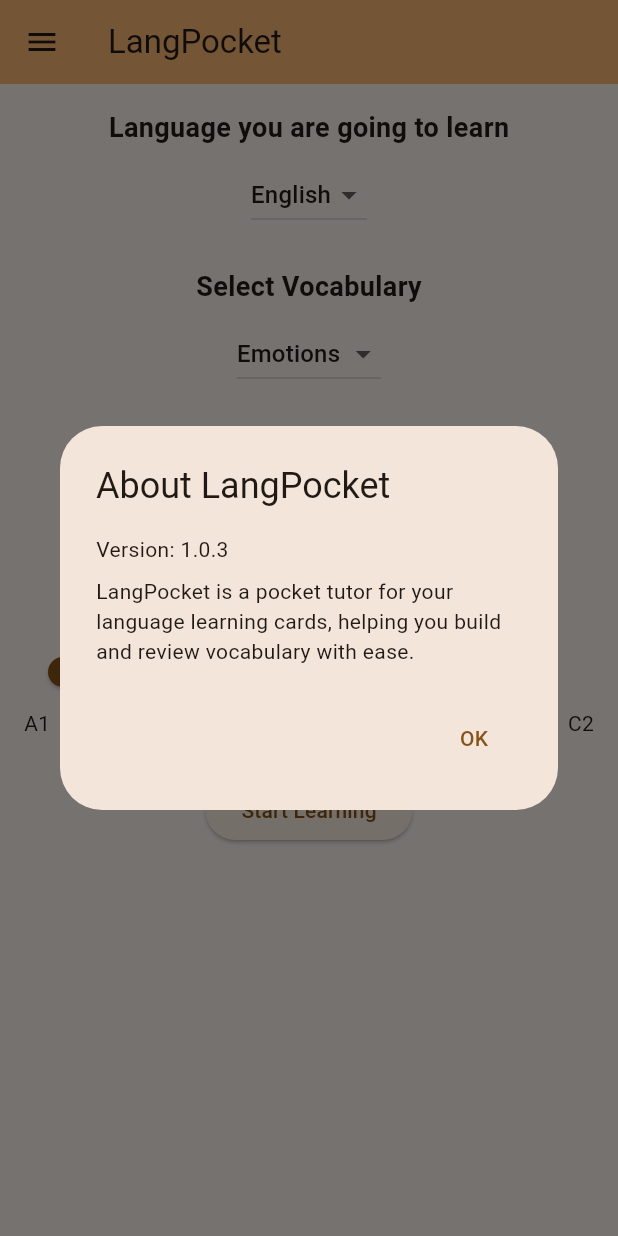
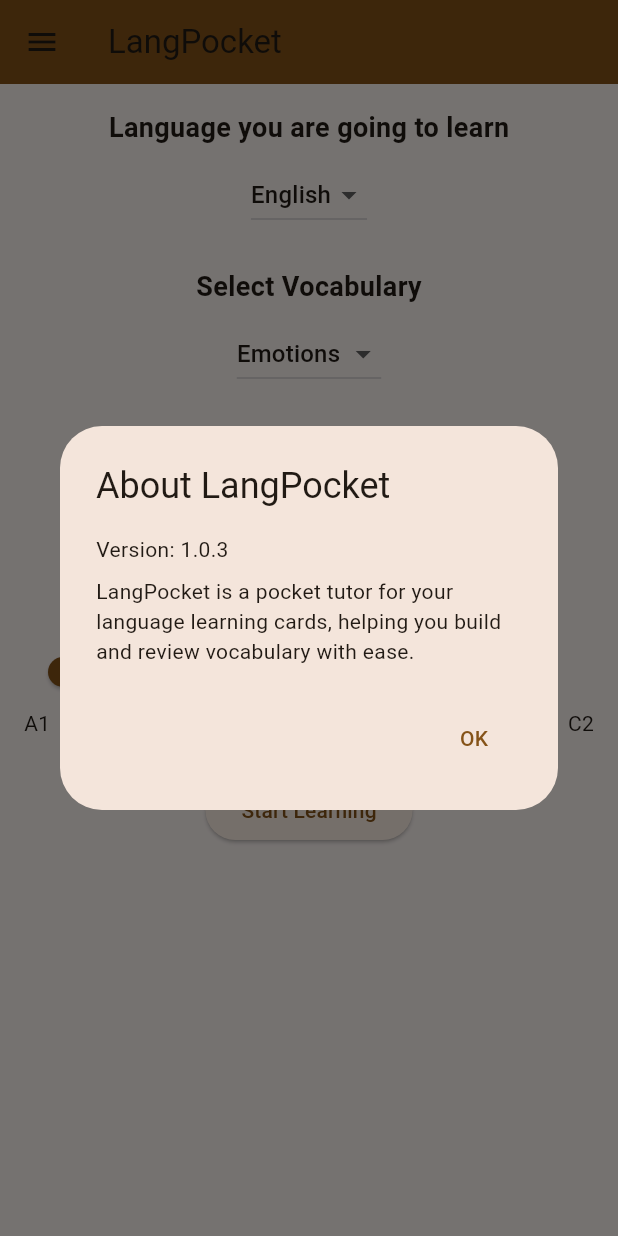
Before and after one commit to artemu78/LangPocket, a Flutter app: the screen it shows after launch, in the side drawer, after a tap on "About", on a phone screen of 412 x 824 dp. Run offline on Flutter 3.47's test engine with Material 3 defaults, Android fonts, the phone set to English and light mode, and no system bars; our stand-ins replace sqflite; accounts and stored records are empty.

Commit message:
feat: Implement common MainAppScaffold for consistent UI
I've refactored the application to use a common `MainAppScaffold` widget.
This ensures a consistent AppBar (with screen-specific titles) and Drawer (with "About" and "Error Logs" items) across different screens.

Here's what I did:

1.  **Created `lib/widgets/main_app_scaffold.dart`:**
    *   I defined a `MainAppScaffold` stateless widget that takes a `body` and `screenTitle`.
    *   This widget provides a `Scaffold` with a common `AppBar` and the application's standard `Drawer`.
    *   The `Drawer` includes navigation to the "Error Logs" screen and an "About" dialog.

2.  **Refactored `lib/main.dart` (`MyHomePage`):**
    *   `MyHomePage`'s `build` method now returns `MainAppScaffold`, passing its specific body content and screen title ("LangPocket").
    *   I removed the local `AppBar` and `Drawer` definitions from `MyHomePage`.

3.  **Refactored `lib/screens/error_logs_screen.dart` (`ErrorLogsScreen`):**
    *   `ErrorLogsScreen`'s `build` method now returns `MainAppScaffold`, passing its specific body content and screen title ("Error Logs").
    *   I removed the local `AppBar` definition from `ErrorLogsScreen`. The "Purge Logs" button, previously in its AppBar, is consequently removed from the AppBar for this screen. The purge functionality itself remains in the screen's state.

4.  **Context Verification:**
    *   I confirmed that the `BuildContext` used by the `Drawer` within `MainAppScaffold` is correctly scoped for navigation and dialog operations.

This change centralizes the main scaffold structure, improving UI consistency and maintainability.

```diff
--- a/lib/main.dart
+++ b/lib/main.dart
@@ -1,6 +1,7 @@
 import 'package:flutter/material.dart';
 import 'screen2_words_list.dart';
-import 'package:LangPocket/screens/error_logs_screen.dart'; // Added import
+import 'package:LangPocket/screens/error_logs_screen.dart';
+import 'package:LangPocket/widgets/main_app_scaffold.dart'; // Added import for MainAppScaffold
 import 'dart:convert';
 import 'database_helper.dart';
 import 'gemini_api_helper.dart';
@@ -139,79 +140,9 @@ class _MyHomePageState extends State<MyHomePage> {
     // The Flutter framework has been optimized to make rerunning build methods
     // fast, so that you can just rebuild anything that needs updating rather
     // than having to individually change instances of widgets.
-    return Scaffold(
-      appBar: AppBar(
-        // TRY THIS: Try changing the color here to a specific color (to
-        // Colors.amber, perhaps?) and trigger a hot reload to see the AppBar
-        // change color while the other colors stay the same.
-        backgroundColor: Theme.of(context).colorScheme.inversePrimary,
-        // Here we take the value from the MyHomePage object that was created by
-        // the App.build method, and use it to set our appbar title.title: const Text('LangPocket - pocket language tutor'),
-        title: const Text('LangPocket'), // Updated AppBar title
-      ),
-      drawer: Drawer(
-        child: ListView(
-          padding: EdgeInsets.zero,
-          children: <Widget>[
-            const DrawerHeader(
-              decoration: BoxDecoration(
-                color: Colors.blue, // Example color, can be themed
-              ),
-              child: Text(
-                'Menu',
-                style: TextStyle(
-                  color: Colors.white,
-                  fontSize: 24,
-                ),
-              ),
-            ),
-            ListTile(
-              leading: const Icon(Icons.info_outline),
-              title: const Text('About'),
-              onTap: () {
-                Navigator.pop(context); // Close the drawer
-                showDialog<void>(
-                  context: context,
-                  builder: (BuildContext dialogContext) {
-                    return AlertDialog(
-                      title: const Text('About LangPocket'),
-                      content: const SingleChildScrollView( // Use SingleChildScrollView if content might overflow
-                        child: ListBody(
-                          children: <Widget>[
-                            Text('Version: 1.0.3'), // Consider making this dynamic later if possible
-                            SizedBox(height: 8),
-                            Text('LangPocket is a pocket tutor for your language learning cards, helping you build and review vocabulary with ease.'),
-                          ],
-                        ),
-                      ),
-                      actions: <Widget>[
-                        TextButton(
-                          child: const Text('OK'),
-                          onPressed: () {
-                            Navigator.of(dialogContext).pop(); // Close the dialog
-                          },
-                        ),
-                      ],
-                    );
-                  },
-                );
-              },
-            ),
-            ListTile(
-              leading: const Icon(Icons.error_outline),
-              title: const Text('Error Logs'),
-              onTap: () {
-                Navigator.pop(context); // Close the drawer
-                Navigator.push(
-                  context,
-                  MaterialPageRoute(builder: (context) => const ErrorLogsScreen()),
-                );
-              },
-            ),
-          ],
-        ),
-      ),
-      body: Center(
+    return MainAppScaffold( // Replaced Scaffold with MainAppScaffold
+      screenTitle: 'LangPocket', // Passed screenTitle
+      body: Center( // Moved existing body content here
         child: Padding(
           padding: const EdgeInsets.all(16.0),
           child: Column(
--- a/lib/screens/error_logs_screen.dart
+++ b/lib/screens/error_logs_screen.dart
@@ -1,5 +1,6 @@
 import 'package:flutter/material.dart';
 import 'package:LangPocket/services/local_log_service.dart'; // Assuming project name LangPocket
+import 'package:LangPocket/widgets/main_app_scaffold.dart'; // Added import
 
 class ErrorLogsScreen extends StatefulWidget {
   const ErrorLogsScreen({super.key});
@@ -128,18 +129,12 @@ class _ErrorLogsScreenState extends State<ErrorLogsScreen> {
 
   @override
   Widget build(BuildContext context) {
-    return Scaffold(
-      appBar: AppBar(
-        title: const Text('Error Logs'),
-        actions: [
-          IconButton(
-            icon: const Icon(Icons.delete_forever),
-            tooltip: 'Purge All Logs',
-            onPressed: _purgeLogs,
-          ),
-        ],
-      ),
-      body: RefreshIndicator(
+    // The IconButton for purging logs that was in the AppBar is removed with the old AppBar.
+    // The _purgeLogs function is still part of the state, but not directly callable from the AppBar anymore.
+    // We might add a button for it in the body later if needed.
+    return MainAppScaffold( // Replaced Scaffold
+      screenTitle: 'Error Logs', // Passed screenTitle
+      body: RefreshIndicator( // Passed existing body
         onRefresh: _refreshLogs,
         child: Column(
           children: [
--- /dev/null
+++ b/lib/widgets/main_app_scaffold.dart
@@ -0,0 +1,91 @@
+import 'package:flutter/material.dart';
+import 'package:LangPocket/screens/error_logs_screen.dart'; // Assuming project name LangPocket
+
+class MainAppScaffold extends StatelessWidget {
+  final Widget body;
+  final String? screenTitle;
+
+  const MainAppScaffold({
+    super.key,
+    required this.body,
+    this.screenTitle,
+  });
+
+  @override
+  Widget build(BuildContext context) {
+    return Scaffold(
+      appBar: AppBar(
+        title: Text(screenTitle ?? 'LangPocket'),
+        backgroundColor: Theme.of(context).colorScheme.primary, // Or inversePrimary, let's try primary
+      ),
+      drawer: Drawer(
+        child: ListView(
+          padding: EdgeInsets.zero, // Important: Remove any padding from the ListView.
+          children: <Widget>[
+            DrawerHeader(
+              decoration: BoxDecoration(
+                color: Theme.of(context).colorScheme.primary,
+              ),
+              child: Text(
+                'Menu',
+                style: TextStyle(
+                  color: Theme.of(context).colorScheme.onPrimary,
+                  fontSize: 24,
+                ),
+              ),
+            ),
+            ListTile(
+              leading: const Icon(Icons.info_outline),
+              title: const Text('About'),
+              onTap: () {
+                Navigator.pop(context); // Close the drawer
+                showDialog<void>(
+                  context: context, // This context should be fine as MainAppScaffold is built by screen context
+                  builder: (BuildContext dialogContext) {
+                    return AlertDialog(
+                      title: const Text('About LangPocket'),
+                      content: const SingleChildScrollView(
+                        child: ListBody(
+                          children: <Widget>[
+                            Text('Version: 1.0.3'),
+                            SizedBox(height: 8),
+                            Text('LangPocket is a pocket tutor for your language learning cards, helping you build and review vocabulary with ease.'),
+                          ],
+                        ),
+                      ),
+                      actions: <Widget>[
+                        TextButton(
+                          child: const Text('OK'),
+                          onPressed: () {
+                            Navigator.of(dialogContext).pop(); // Close the dialog
+                          },
+                        ),
+                      ],
+                    );
+                  },
+                );
+              },
+            ),
+            ListTile(
+              leading: const Icon(Icons.error_outline),
+              title: const Text('Error Logs'),
+              onTap: () {
+                Navigator.pop(context); // Close the drawer
+                // Check if we are already on ErrorLogsScreen to prevent pushing it again
+                // One way is to check ModalRoute.of(context)?.settings.name
+                // However, for simplicity now, we'll just push.
+                // If ErrorLogsScreen itself uses MainAppScaffold, tapping this from ErrorLogsScreen's drawer
+                // would push another ErrorLogsScreen on top. This might be acceptable or need refinement later.
+                Navigator.push(
+                  context,
+                  MaterialPageRoute(builder: (context) => const ErrorLogsScreen()),
+                );
+              },
+            ),
+          ],
+        ),
+      ),
+      body: body,
+    );
+  }
+}
```
